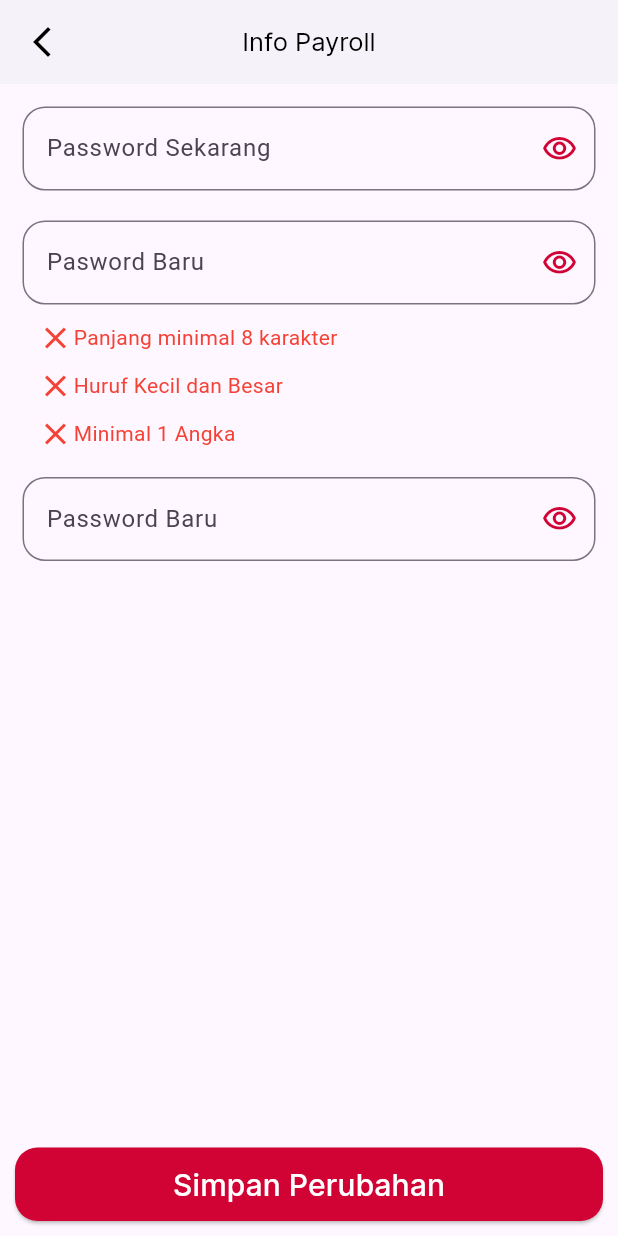
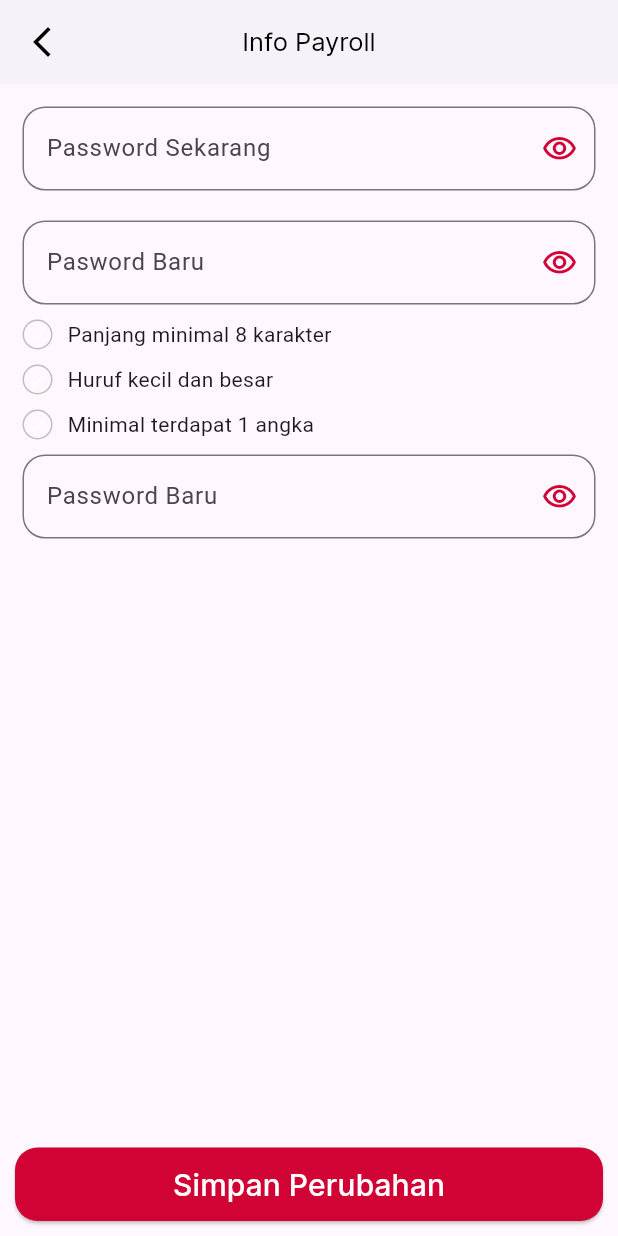
Before and after one commit to putrabudiantos/zainzo-people, a Flutter app: the UbahKataSandi screen opened directly, on a phone screen of 412 x 824 dp. Run offline on Flutter 3.47's test engine with Material 2 defaults, Android fonts, the light colour scheme and no system bars; our stand-ins replace flutter_svg, geocoding, geolocator, google_maps_flutter, image_picker; project files that could hold a hidden picture were left out.

Commit message:
membenai password karakter

```diff
--- a/lib/src/components/inputtext.dart
+++ b/lib/src/components/inputtext.dart
@@ -39,14 +39,17 @@ class KTextField {
   }
 
   //Text Input untuk Password input
-  TextFormField passwordinput(
-      {required bool obecuretext,
-      required TextEditingController controller,
-      required String label,
-      required void Function()? setstate}) {
+  TextFormField passwordinput({
+    required bool obecuretext,
+    required TextEditingController controller,
+    required String label,
+    required void Function()? setstate,
+    void Function(String text)? onchanged,
+  }) {
     return TextFormField(
       autofillHints: const [AutofillHints.password],
       obscureText: obecuretext,
+      onChanged: onchanged,
       obscuringCharacter: '*',
       textInputAction: TextInputAction.next,
       validator: (e) {
--- a/lib/src/profil/ubahkatasandi/ubahkatasandi.dart
+++ b/lib/src/profil/ubahkatasandi/ubahkatasandi.dart
@@ -23,6 +23,25 @@ class _UbahKataSandiState extends State<UbahKataSandi> {
   final passwordbaru1 = TextEditingController();
   final passwordbaru2 = TextEditingController();
 
+  bool isPasswordEightCharacters = false;
+  bool hasPasswordOneNumber = false;
+  bool hasLowerUpper = false;
+
+  onPasswordChanged(String password) {
+    final numericRegex = RegExp(r'[0-9]');
+    final upperLowerRegex = RegExp(r'^(?=.*?[A-Z])(?=.*?[a-z]).{8,}$');
+
+    setState(() {
+      isPasswordEightCharacters = false;
+      if (password.length >= 8) isPasswordEightCharacters = true;
+
+      hasPasswordOneNumber = false;
+      if (numericRegex.hasMatch(password)) hasPasswordOneNumber = true;
+    });
+
+    if (upperLowerRegex.hasMatch(password)) hasLowerUpper = true;
+  }
+
   @override
   void initState() {
     super.initState();
@@ -34,10 +53,6 @@ class _UbahKataSandiState extends State<UbahKataSandi> {
     passwordbaru1.dispose();
     super.dispose();
   }
-
-  // void Texts() {
-  //   print("${passwordbaru1.text}");
-  // }
 
   @override
   Widget build(BuildContext context) {
@@ -64,14 +79,104 @@ class _UbahKataSandiState extends State<UbahKataSandi> {
               obecuretext: tampilsandipasswordbaru1,
               controller: passwordbaru1,
               label: "Pasword Baru",
+              onchanged: (text) => onPasswordChanged(text),
               setstate: () {
                 setState(() {
                   tampilsandipasswordbaru1 = !tampilsandipasswordbaru1;
                 });
               }),
 
+          const SizedBox(height: 10),
           //eliminasi
-          logic.eliminate(context: context, text: passwordbaru1.text),
+          // logic.eliminate(context: context, text: passwordbaru1.text),
+          Row(
+            children: [
+              AnimatedContainer(
+                duration: const Duration(milliseconds: 500),
+                width: 20,
+                height: 20,
+                decoration: BoxDecoration(
+                    color: isPasswordEightCharacters
+                        ? Colors.green
+                        : Colors.transparent,
+                    border: isPasswordEightCharacters
+                        ? Border.all(color: Colors.transparent)
+                        : Border.all(color: Colors.grey.shade400),
+                    borderRadius: BorderRadius.circular(50)),
+                child: const Center(
+                  child: Icon(
+                    Icons.check,
+                    color: Colors.white,
+                    size: 15,
+                  ),
+                ),
+              ),
+              const SizedBox(
+                width: 10,
+              ),
+              const Text("Panjang minimal 8 karakter")
+            ],
+          ),
+          const SizedBox(height: 10),
+
+          Row(
+            children: [
+              AnimatedContainer(
+                duration: const Duration(milliseconds: 500),
+                width: 20,
+                height: 20,
+                decoration: BoxDecoration(
+                    color: hasLowerUpper ? Colors.green : Colors.transparent,
+                    border: hasLowerUpper
+                        ? Border.all(color: Colors.transparent)
+                        : Border.all(color: Colors.grey.shade400),
+                    borderRadius: BorderRadius.circular(50)),
+                child: const Center(
+                  child: Icon(
+                    Icons.check,
+                    color: Colors.white,
+                    size: 15,
+                  ),
+                ),
+              ),
+              const SizedBox(
+                width: 10,
+              ),
+              const Text("Huruf kecil dan besar")
+            ],
+          ),
+
+          const SizedBox(height: 10),
+          Row(
+            children: [
+              AnimatedContainer(
+                duration: const Duration(milliseconds: 500),
+                width: 20,
+                height: 20,
+                decoration: BoxDecoration(
+                    color: hasPasswordOneNumber
+                        ? Colors.green
+                        : Colors.transparent,
+                    border: hasPasswordOneNumber
+                        ? Border.all(color: Colors.transparent)
+                        : Border.all(color: Colors.grey.shade400),
+                    borderRadius: BorderRadius.circular(50)),
+                child: const Center(
+                  child: Icon(
+                    Icons.check,
+                    color: Colors.white,
+                    size: 15,
+                  ),
+                ),
+              ),
+              const SizedBox(
+                width: 10,
+              ),
+              const Text("Minimal terdapat 1 angka")
+            ],
+          ),
+
+          const SizedBox(height: 10),
           //Textfield untuk password baru 2
           textfield.passwordinput(
               obecuretext: tampilsandipasswordbaru2,
```
Also changed, not shown: lib/src/controller/logiceliminate/logiceliminate.dart (+17 -0 lines).
